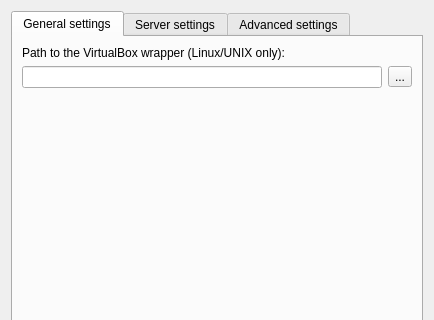
First picture: the form in gns3/modules/virtualbox/ui/virtualbox_preferences_page.ui, repository GNS3/gns3-gui, before the edit; both pictures show x 0 to 434 and y 0 to 320 of the 434 by 508 pixel window.
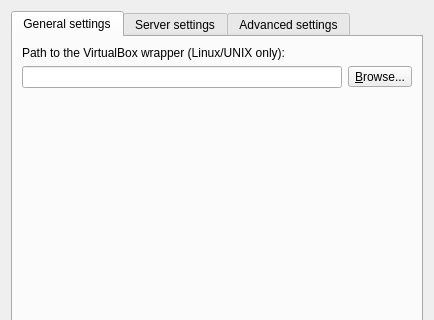
Second picture: the form after the edit.

Commit message: Replace "..." by "Browse..." on buttons. Fixes bugs with IOS routers slots/wics.

What changed in the file:
```diff
--- a/gns3/modules/virtualbox/ui/virtualbox_preferences_page.ui
+++ b/gns3/modules/virtualbox/ui/virtualbox_preferences_page.ui
@@ -42,7 +42,7 @@
          <item>
           <widget class="QToolButton" name="uiVboxWrapperPathToolButton">
            <property name="text">
-            <string>...</string>
+            <string>&amp;Browse...</string>
            </property>
            <property name="toolButtonStyle">
             <enum>Qt::ToolButtonTextOnly</enum>
```
The commit also changes 30 other files.
